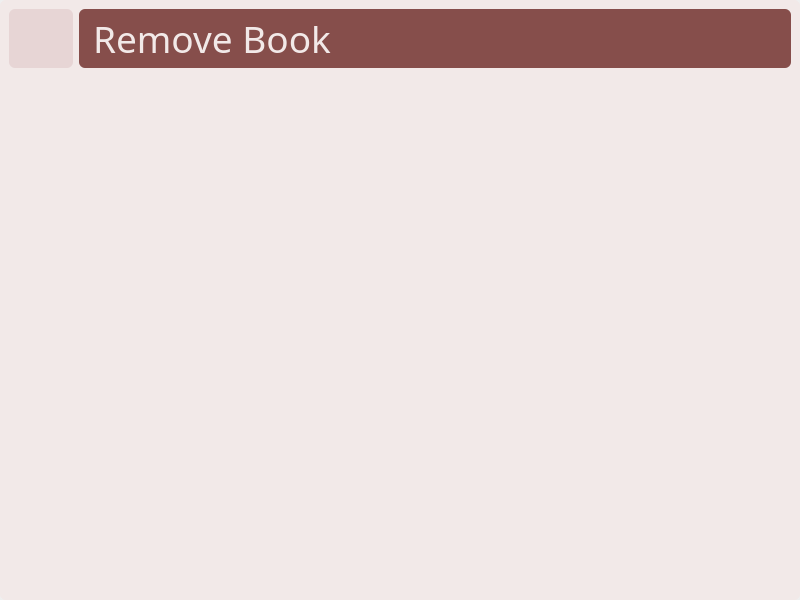
Before: the Qt Designer form main.ui in dlord213/library-book-system, drawn with Qt 5.
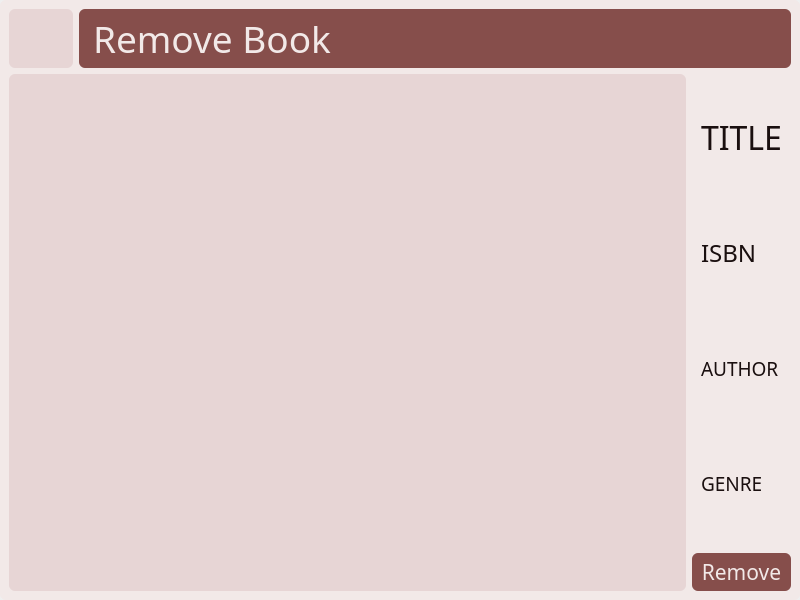
After: the same form once the commit is applied.

Commit message: Added remove book function

Patch:
```diff
--- a/main.ui
+++ b/main.ui
@@ -1260,7 +1260,7 @@
        </layout>
       </widget>
       <widget class="QWidget" name="removeBookPage">
-       <layout class="QVBoxLayout" name="verticalLayout_13">
+       <layout class="QVBoxLayout" name="verticalLayout_16">
         <item>
          <widget class="QFrame" name="removeBookHeaderFrame">
           <property name="sizePolicy">
@@ -1359,11 +1359,235 @@
         <item>
          <widget class="QFrame" name="removeBookMainFrame">
           <property name="frameShape">
-           <enum>QFrame::StyledPanel</enum>
+           <enum>QFrame::NoFrame</enum>
           </property>
           <property name="frameShadow">
-           <enum>QFrame::Raised</enum>
+           <enum>QFrame::Plain</enum>
           </property>
+          <layout class="QHBoxLayout" name="horizontalLayout_11">
+           <property name="leftMargin">
+            <number>0</number>
+           </property>
+           <property name="topMargin">
+            <number>0</number>
+           </property>
+           <property name="rightMargin">
+            <number>0</number>
+           </property>
+           <property name="bottomMargin">
+            <number>0</number>
+           </property>
+           <item>
+            <widget class="QListWidget" name="removeBookListWidget">
+             <property name="sizePolicy">
+              <sizepolicy hsizetype="Preferred" vsizetype="Preferred">
+               <horstretch>0</horstretch>
+               <verstretch>0</verstretch>
+              </sizepolicy>
+             </property>
+             <property name="frameShape">
+              <enum>QFrame::NoFrame</enum>
+             </property>
+             <property name="frameShadow">
+              <enum>QFrame::Plain</enum>
+             </property>
+             <property name="wordWrap">
+              <bool>true</bool>
+             </property>
+            </widget>
+           </item>
+           <item>
+            <widget class="QFrame" name="removeBookRightFrame">
+             <property name="sizePolicy">
+              <sizepolicy hsizetype="Maximum" vsizetype="Preferred">
+               <horstretch>0</horstretch>
+               <verstretch>0</verstretch>
+              </sizepolicy>
+             </property>
+             <property name="frameShape">
+              <enum>QFrame::NoFrame</enum>
+             </property>
+             <property name="frameShadow">
+              <enum>QFrame::Plain</enum>
+             </property>
+             <layout class="QVBoxLayout" name="verticalLayout_13">
+              <property name="leftMargin">
+               <number>0</number>
+              </property>
+              <property name="topMargin">
+               <number>0</number>
+              </property>
+              <property name="rightMargin">
+               <number>0</number>
+              </property>
+              <property name="bottomMargin">
+               <number>0</number>
+              </property>
+              <item>
+               <widget class="QFrame" name="removeBookDetailsFrame">
+                <property name="sizePolicy">
+                 <sizepolicy hsizetype="Preferred" vsizetype="Preferred">
+                  <horstretch>0</horstretch>
+                  <verstretch>0</verstretch>
+                 </sizepolicy>
+                </property>
+                <property name="frameShape">
+                 <enum>QFrame::NoFrame</enum>
+                </property>
+                <property name="frameShadow">
+                 <enum>QFrame::Plain</enum>
+                </property>
+                <layout class="QVBoxLayout" name="verticalLayout_14">
+                 <item>
+                  <widget class="QLabel" name="removeBook_TitleLbl">
+                   <property name="sizePolicy">
+                    <sizepolicy hsizetype="Preferred" vsizetype="Preferred">
+                     <horstretch>0</horstretch>
+                     <verstretch>0</verstretch>
+                    </sizepolicy>
+                   </property>
+                   <property name="font">
+                    <font>
+                     <family>Montserrat Black</family>
+                     <pointsize>24</pointsize>
+                    </font>
+                   </property>
+                   <property name="text">
+                    <string>TITLE</string>
+                   </property>
+                   <property name="wordWrap">
+                    <bool>true</bool>
+                   </property>
+                  </widget>
+                 </item>
+                 <item>
+                  <widget class="QLabel" name="removeBook_ISBNLbl">
+                   <property name="sizePolicy">
+                    <sizepolicy hsizetype="Preferred" vsizetype="Preferred">
+                     <horstretch>0</horstretch>
+                     <verstretch>0</verstretch>
+                    </sizepolicy>
+                   </property>
+                   <property name="font">
+                    <font>
+                     <family>Montserrat Medium</family>
+                     <pointsize>18</pointsize>
+                    </font>
+                   </property>
+                   <property name="text">
+                    <string>ISBN</string>
+                   </property>
+                   <property name="wordWrap">
+                    <bool>true</bool>
+                   </property>
+                  </widget>
+                 </item>
+                 <item>
+                  <widget class="QLabel" name="removeBook_AuthorLbl">
+                   <property name="sizePolicy">
+                    <sizepolicy hsizetype="Preferred" vsizetype="Preferred">
+                     <horstretch>0</horstretch>
+                     <verstretch>0</verstretch>
+                    </sizepolicy>
+                   </property>
+                   <property name="font">
+                    <font>
+                     <family>Montserrat Medium</family>
+                     <pointsize>14</pointsize>
+                    </font>
+                   </property>
+                   <property name="text">
+                    <string>AUTHOR</string>
+                   </property>
+                   <property name="wordWrap">
+                    <bool>true</bool>
+                   </property>
+                  </widget>
+                 </item>
+                 <item>
+                  <widget class="QLabel" name="removeBook_GenreLbl">
+                   <property name="sizePolicy">
+                    <sizepolicy hsizetype="Preferred" vsizetype="Preferred">
+                     <horstretch>0</horstretch>
+                     <verstretch>0</verstretch>
+                    </sizepolicy>
+                   </property>
+                   <property name="font">
+                    <font>
+                     <family>Montserrat Medium</family>
+                     <pointsize>14</pointsize>
+                    </font>
+                   </property>
+                   <property name="text">
+                    <string>GENRE</string>
+                   </property>
+                   <property name="wordWrap">
+                    <bool>true</bool>
+                   </property>
+                  </widget>
+                 </item>
+                </layout>
+               </widget>
+              </item>
+              <item>
+               <widget class="QFrame" name="removeBookStatusBtnsFrame">
+                <property name="sizePolicy">
+                 <sizepolicy hsizetype="Preferred" vsizetype="Maximum">
+                  <horstretch>0</horstretch>
+                  <verstretch>0</verstretch>
+                 </sizepolicy>
+                </property>
+                <property name="styleSheet">
+                 <string notr="true">QPushButton:hover {
+	background-color: #e7d5d5;
+	color: #864e4b;
+}</string>
+                </property>
+                <property name="frameShape">
+                 <enum>QFrame::NoFrame</enum>
+                </property>
+                <property name="frameShadow">
+                 <enum>QFrame::Plain</enum>
+                </property>
+                <layout class="QHBoxLayout" name="horizontalLayout_12">
+                 <property name="spacing">
+                  <number>0</number>
+                 </property>
+                 <property name="leftMargin">
+                  <number>0</number>
+                 </property>
+                 <property name="topMargin">
+                  <number>0</number>
+                 </property>
+                 <property name="rightMargin">
+                  <number>0</number>
+                 </property>
+                 <property name="bottomMargin">
+                  <number>0</number>
+                 </property>
+                 <item>
+                  <widget class="QPushButton" name="removeBook_RemoveBtn">
+                   <property name="font">
+                    <font>
+                     <family>Montserrat Medium</family>
+                     <pointsize>16</pointsize>
+                    </font>
+                   </property>
+                   <property name="cursor">
+                    <cursorShape>PointingHandCursor</cursorShape>
+                   </property>
+                   <property name="text">
+                    <string>Remove</string>
+                   </property>
+                  </widget>
+                 </item>
+                </layout>
+               </widget>
+              </item>
+             </layout>
+            </widget>
+           </item>
+          </layout>
          </widget>
         </item>
        </layout>
```
The commit also changes 2 other files.
